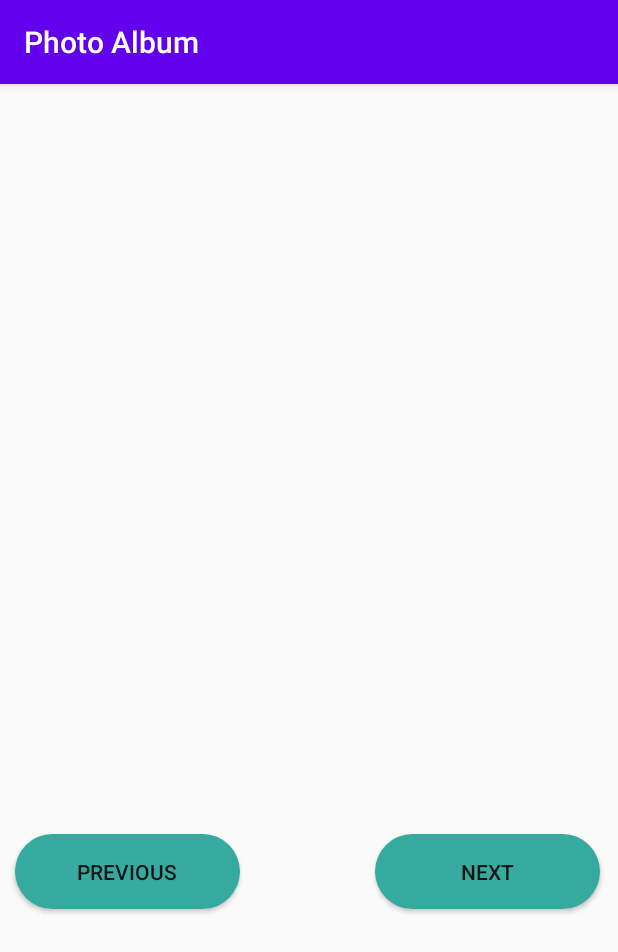
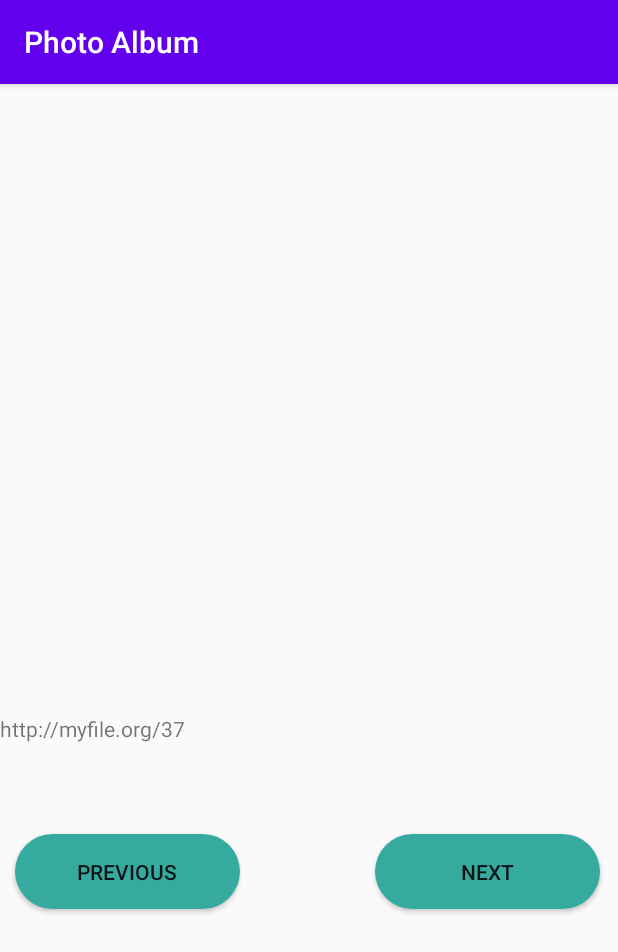
Before and after one commit to aquccuk/albom, an Android app: the screen it shows after launch (MainActivity), on a phone screen of 412 x 824 dp. Shown: the top 952 px of the screen. Run offline under Robolectric (Android 15) with nearby library versions, the phone set to English and light mode, and no system bars.

Commit message:
commit after resolving issues

```diff
--- a/app/src/main/java/com/example/photoalbum/MainActivity.java
+++ b/app/src/main/java/com/example/photoalbum/MainActivity.java
@@ -20,7 +20,7 @@ public class MainActivity extends AppCompatActivity {
     int index = 0;
     final Random r = new Random();
 
-    @SuppressLint("ResourceType")
+    @SuppressLint({"ResourceType", "SetTextI18n"})
     @Override
     protected void onCreate(Bundle savedInstanceState) {
         super.onCreate(savedInstanceState);
@@ -32,20 +32,14 @@ public class MainActivity extends AppCompatActivity {
 
         index = r.nextInt(100) + 1;
 
-
-        buttonNext.setOnClickListener(new View.OnClickListener() {
-
-            @SuppressLint("SetTextI18n")
-            @Override
-            public void onClick(View v) {
         urlShow.setText("http://myfile.org/" + index);
         buttonNext.setOnClickListener(new View.OnClickListener() {
             @Override
             public void onClick(View v) {
-                        Intent intent = new Intent(MainActivity.this, MainActivity.class);
-                        startActivity(intent);
+                startActivity(new Intent(MainActivity.this, MainActivity.class));
             }
         });
+
         buttonPrevious.setOnClickListener(new View.OnClickListener() {
             @Override
             public void onClick(View v) {
@@ -53,6 +47,4 @@ public class MainActivity extends AppCompatActivity {
             }
         });
     }
-        });
 }
-}
```
Lines whose indentation alone changed are shown as unchanged.
